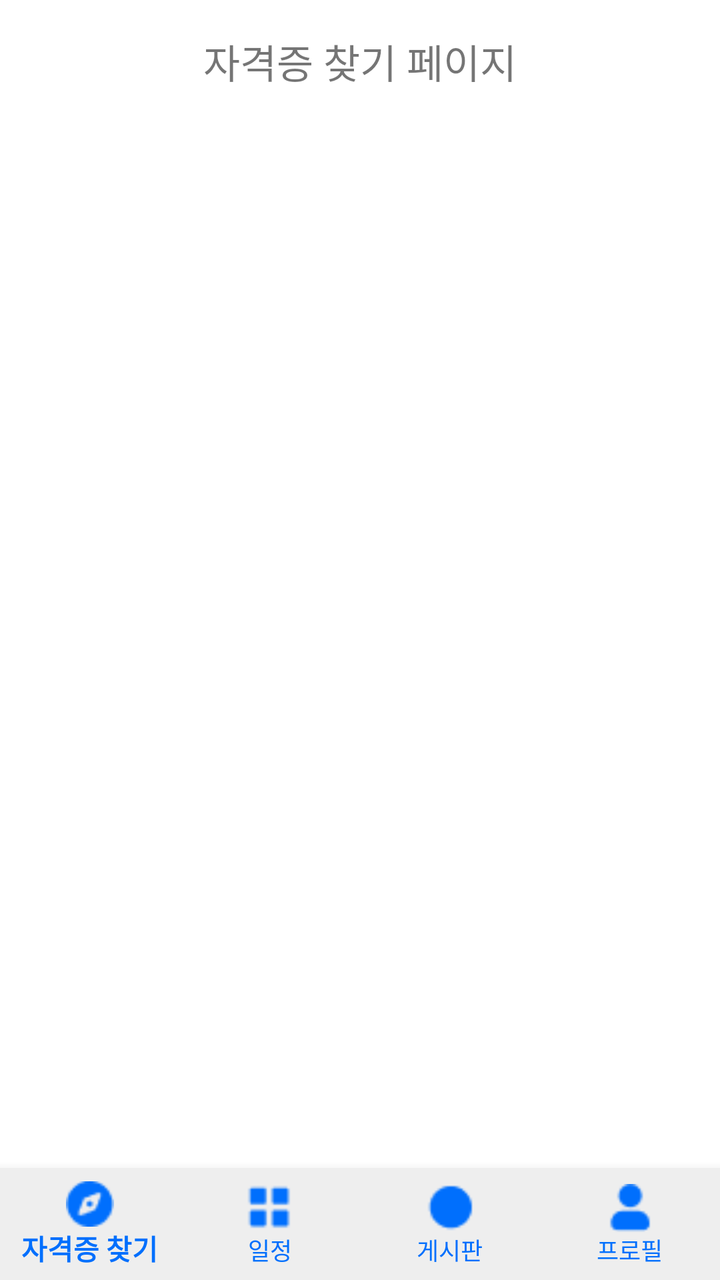
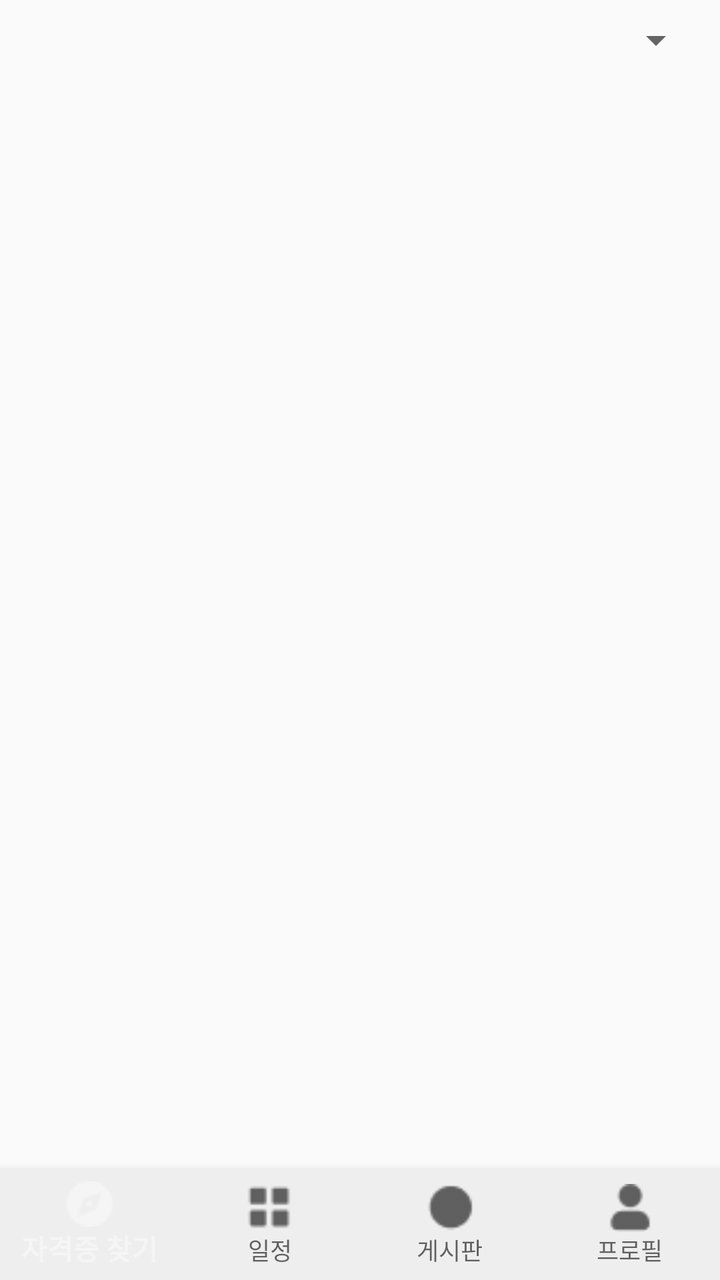

An Android layout rendered at two revisions. The XML below is the earlier revision; the diff shows what the commit changed to produce the second picture.
<!-- AndroidManifest.xml: application theme Theme.AppCompat.Light.NoActionBar -->
<!-- res/layout/activity_searchcert.xml -->
<?xml version="1.0" encoding="utf-8"?>
<FrameLayout xmlns:android="http://schemas.android.com/apk/res/android"
    xmlns:app="http://schemas.android.com/apk/res-auto"
    android:layout_width="match_parent"
    android:layout_height="match_parent"
    android:background="#FFFFFF">

    
    <LinearLayout
        android:layout_width="match_parent"
        android:layout_height="678dp"
        android:layout_weight="1"
        android:orientation="vertical"
        android:paddingBottom="56dp">

        <TextView
            android:layout_width="match_parent"
            android:layout_height="wrap_content"
            android:gravity="center"
            android:padding="16dp"
            android:text="자격증 찾기 페이지"
            android:textSize="20sp" />
    </LinearLayout>

    
    <com.google.android.material.bottomnavigation.BottomNavigationView
        android:id="@+id/bottomNav"
        android:layout_width="match_parent"
        android:layout_height="wrap_content"
        android:layout_gravity="bottom"
        android:background="#EEEEEE"
        android:elevation="8dp"
        app:menu="@menu/menu_bottom_nav"
        app:labelVisibilityMode="labeled"
        app:itemIconTint="@color/darkestBlue"
        app:itemTextColor="@color/darkestBlue"/>
</FrameLayout>
<!-- resources referenced by this layout -->
<resources>
  <color name="darkestBlue">#006FFD</color>
</resources>

<!-- the commit's change to res/layout/activity_searchcert.xml (unified diff, before → after) -->
@@ -1,37 +1,35 @@
 <?xml version="1.0" encoding="utf-8"?>
-<FrameLayout xmlns:android="http://schemas.android.com/apk/res/android"
+<LinearLayout
+    xmlns:android="http://schemas.android.com/apk/res/android"
     xmlns:app="http://schemas.android.com/apk/res-auto"
+    android:orientation="vertical"
     android:layout_width="match_parent"
-    android:layout_height="match_parent"
-    android:background="#FFFFFF">
+    android:layout_height="match_parent">
 
     
-    <LinearLayout
+    <Spinner
+        android:id="@+id/spinnerObligFld"
         android:layout_width="match_parent"
-        android:layout_height="678dp"
+        android:layout_height="wrap_content"
+        android:layout_margin="8dp"
+        android:spinnerMode="dropdown" />
+
+    
+    <androidx.recyclerview.widget.RecyclerView
+        android:id="@+id/recyclerCertList"
+        android:layout_width="match_parent"
+        android:layout_height="0dp"
         android:layout_weight="1"
-        android:orientation="vertical"
-        android:paddingBottom="56dp">
-
-        <TextView
-            android:layout_width="match_parent"
-            android:layout_height="wrap_content"
-            android:gravity="center"
-            android:padding="16dp"
-            android:text="자격증 찾기 페이지"
-            android:textSize="20sp" />
-    </LinearLayout>
+        android:padding="8dp" />
 
     
     <com.google.android.material.bottomnavigation.BottomNavigationView
         android:id="@+id/bottomNav"
         android:layout_width="match_parent"
         android:layout_height="wrap_content"
-        android:layout_gravity="bottom"
         android:background="#EEEEEE"
         android:elevation="8dp"
         app:menu="@menu/menu_bottom_nav"
-        app:labelVisibilityMode="labeled"
-        app:itemIconTint="@color/darkestBlue"
-        app:itemTextColor="@color/darkestBlue"/>
-</FrameLayout>
+        app:labelVisibilityMode="labeled" />
+
+</LinearLayout>
<!-- resource entries referenced after the edit -->
@@ -1,5 +1,5 @@
 <!-- resources referenced by this layout -->
 <resources>
-  <color name="darkestBlue">#006FFD</color>
+
 </resources>
 
